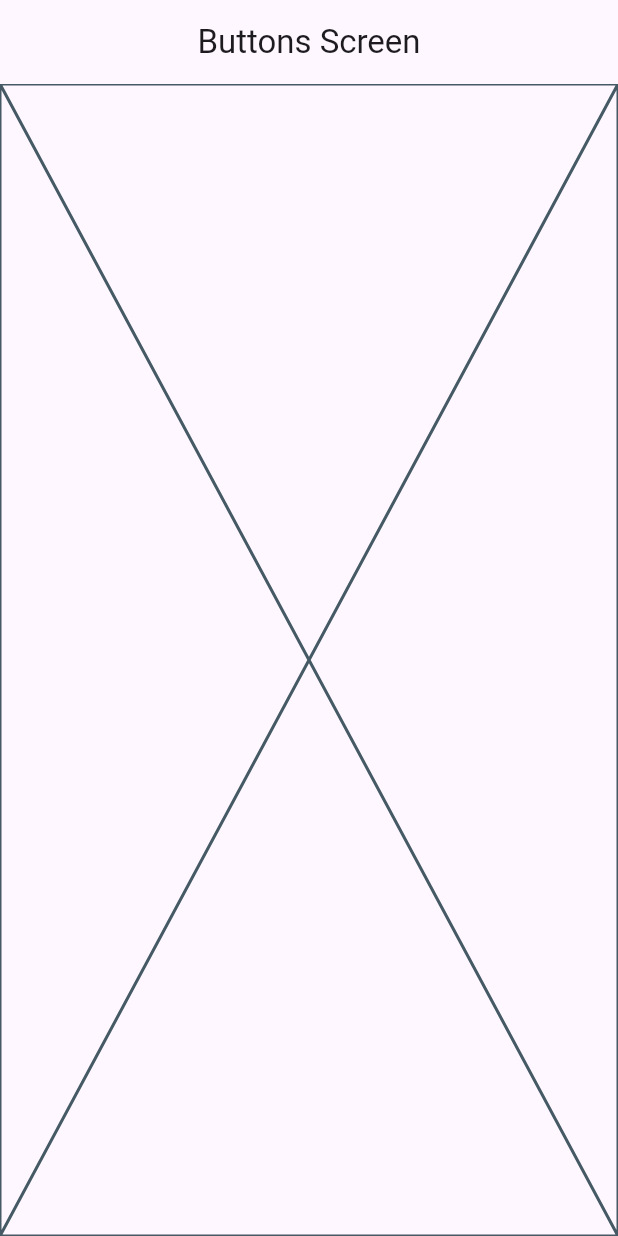
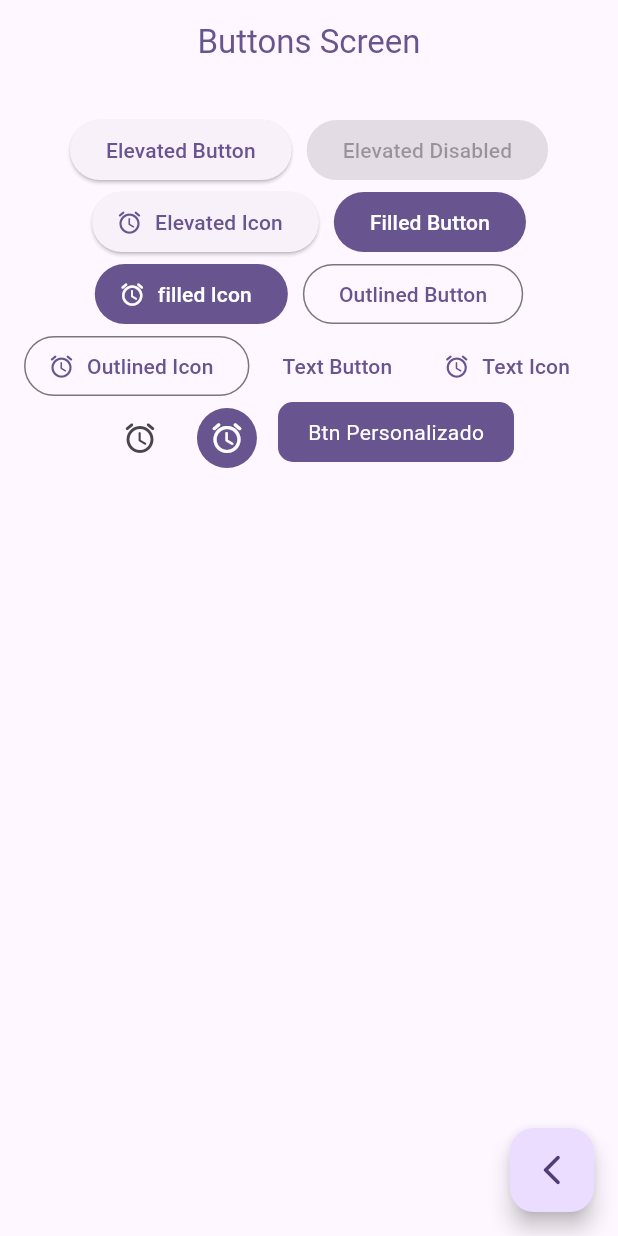
Before and after one commit to Geinersb/widgets_app, a Flutter app: the ButtonsScreen screen opened by its route, on a phone screen of 412 x 824 dp. Run offline on Flutter 3.47's test engine with Material 2 defaults, Android fonts, the phone set to English and light mode, and no system bars; our stand-ins replace go_router.

Commit message:
se crea diferentes tipos de botones en btn screen

```diff
--- a/lib/presentation/screens/buttons/buttons_screen.dart
+++ b/lib/presentation/screens/buttons/buttons_screen.dart
@@ -1,19 +1,103 @@
 import 'package:flutter/material.dart';
+import 'package:go_router/go_router.dart';
 
 class ButtonsScreen extends StatelessWidget {
-
   static const String name = 'buttons_screen';
 
   const ButtonsScreen({super.key});
 
   @override
   Widget build(BuildContext context) {
+    final colors = Theme.of(context).colorScheme;
     return Scaffold(
       appBar: AppBar(
-title: const Text('Buttons Screen'),
-
+        title: const Text('Buttons Screen'),
+        foregroundColor: colors.primary,
       ),
-      body: const Placeholder(),
+      body: const _ButtonsView(),
+      floatingActionButton: FloatingActionButton(
+        child: const Icon(Icons.arrow_back_ios_new_rounded),
+        onPressed: () {
+          context.pop();
+        },
+      ),
     );
   }
 }
+
+class _ButtonsView extends StatelessWidget {
+  const _ButtonsView();
+
+  @override
+  Widget build(BuildContext context) {
+    final colors = Theme.of(context).colorScheme;
+    return SizedBox(
+      width: double.infinity,
+      child: Padding(
+        padding: const EdgeInsets.symmetric(horizontal: 10, vertical: 20),
+        child: Wrap(
+          spacing: 10,
+          alignment: WrapAlignment.center,
+          children: [
+            ElevatedButton(
+                onPressed: () {}, child: const Text('Elevated Button')),
+            const ElevatedButton(
+                onPressed: null, child: Text('Elevated Disabled')),
+            ElevatedButton.icon(
+                onPressed: () {},
+                icon: const Icon(Icons.access_alarm_rounded),
+                label: const Text('Elevated Icon')),
+            FilledButton(onPressed: () {}, child: const Text('Filled Button')),
+            FilledButton.icon(
+                onPressed: () {},
+                icon: const Icon(Icons.access_alarm_rounded),
+                label: const Text('filled Icon')),
+            OutlinedButton(
+                onPressed: () {}, child: const Text('Outlined Button')),
+            OutlinedButton.icon(
+                onPressed: () {},
+                icon: const Icon(Icons.alarm_rounded),
+                label: const Text('Outlined Icon')),
+            TextButton(onPressed: () {}, child: const Text('Text Button')),
+            TextButton.icon(
+                onPressed: () {},
+                icon: const Icon(Icons.alarm_rounded),
+                label: const Text('Text Icon')),
+            IconButton(onPressed: () {}, icon: const Icon(Icons.alarm_rounded)),
+            IconButton(
+              onPressed: () {},
+              icon: const Icon(Icons.alarm_rounded),
+              style: ButtonStyle(
+                  backgroundColor: MaterialStatePropertyAll(colors.primary),
+                  iconColor: const MaterialStatePropertyAll(Colors.white)),
+            ),
+            const CustomButton(),
+          ],
+        ),
+      ),
+    );
+  }
+}
+
+class CustomButton extends StatelessWidget {
+  const CustomButton({super.key});
+
+  @override
+  Widget build(BuildContext context) {
+    final colors = Theme.of(context).colorScheme;
+
+    return ClipRRect
+    (
+      borderRadius: BorderRadius.circular(10),
+      child: Material(
+        color: colors.primary,
+        child: InkWell(
+          onTap: (){},
+          child: const Padding(
+              padding: EdgeInsets.symmetric(horizontal: 20, vertical: 10),
+              child: Text('Btn Personalizado', style: TextStyle(color: Colors.white))),
+        ),
+      ),
+    );
+  }
+}
--- a/lib/presentation/screens/home/home_screen.dart
+++ b/lib/presentation/screens/home/home_screen.dart
@@ -1,7 +1,7 @@
 import 'package:flutter/material.dart';
 import 'package:go_router/go_router.dart';
 import 'package:widgets_app/config/menu/menu_items.dart';
-import 'package:widgets_app/presentation/screens/cards/cards_screen.dart';
+
 
 class HomeScreen extends StatelessWidget {
   static const String name = 'home_screen';
```
